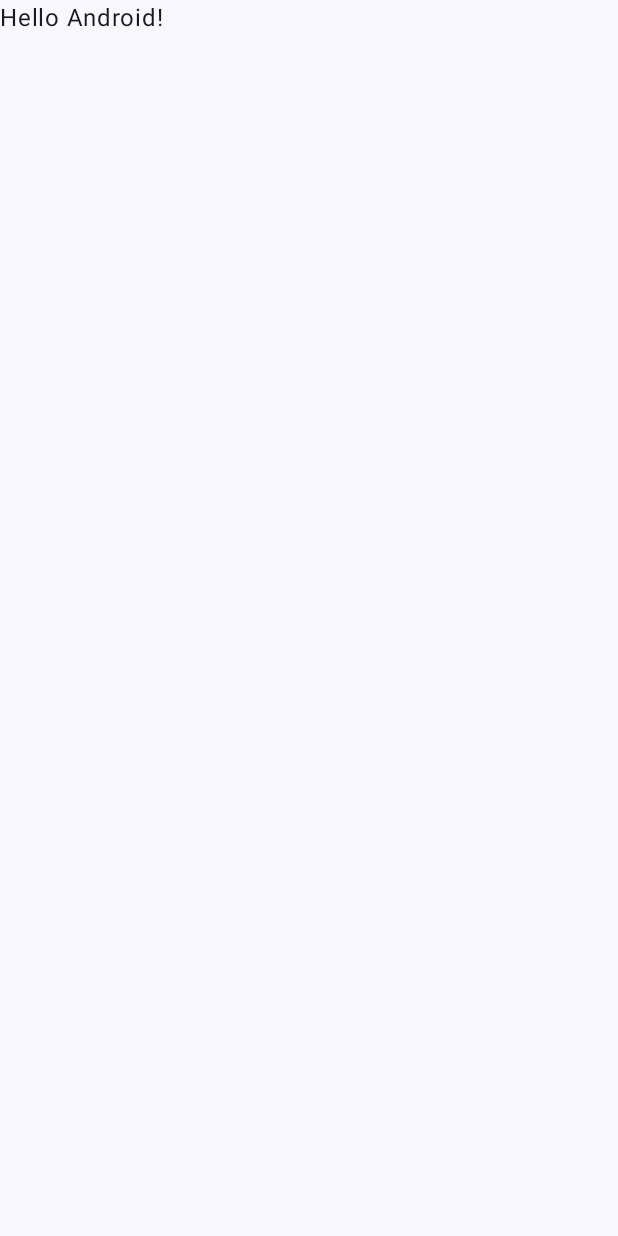
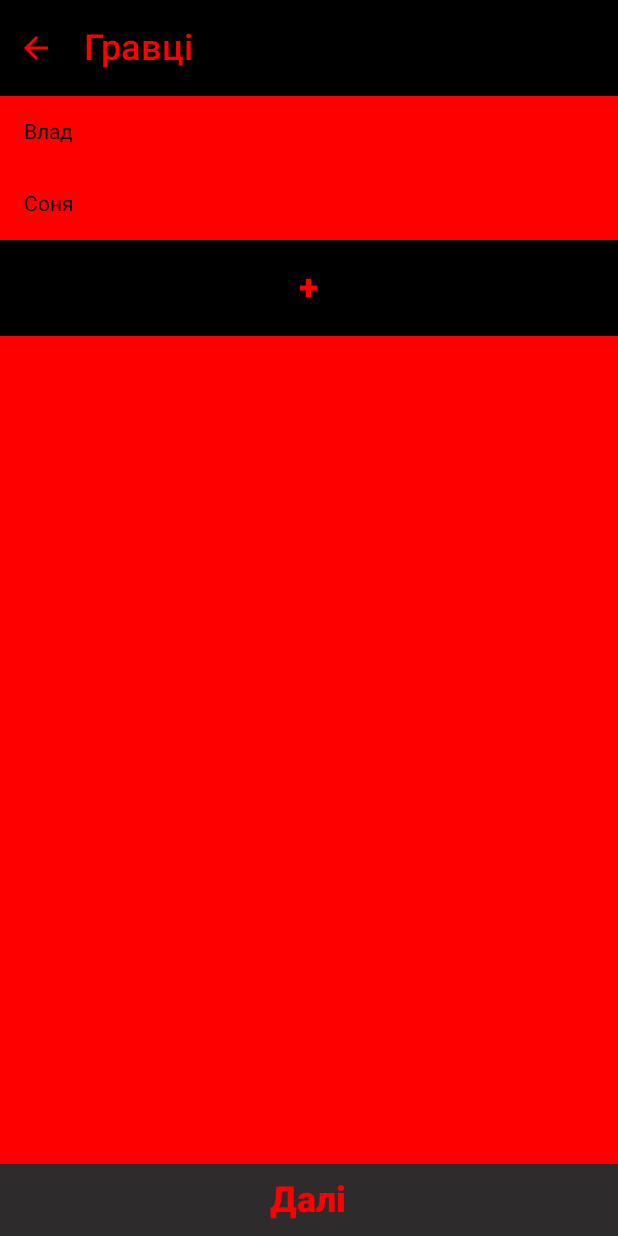
Before and after one commit to Attty/bunker, an Android app built with Jetpack Compose: the screen it shows after launch (MainActivity), on a phone screen of 412 x 824 dp. Before the commit the screen is almost empty. Run offline under Robolectric (Android 15) with nearby library versions, the phone set to English and light mode, and no system bars.

Commit message:
newgameScreen without nav and design

```diff
--- a/app/src/main/java/com/example/bunker/MainActivity.kt
+++ b/app/src/main/java/com/example/bunker/MainActivity.kt
@@ -11,6 +11,7 @@ import androidx.compose.material3.Text
 import androidx.compose.runtime.Composable
 import androidx.compose.ui.Modifier
 import androidx.compose.ui.tooling.preview.Preview
+import com.example.bunker.presentation.newgame_screen.NewgameScreen
 import com.example.bunker.ui.theme.BunkerTheme
 
 class MainActivity : ComponentActivity() {
@@ -18,14 +19,7 @@ class MainActivity : ComponentActivity() {
         super.onCreate(savedInstanceState)
         enableEdgeToEdge()
         setContent {
-            BunkerTheme {
-                Scaffold(modifier = Modifier.fillMaxSize()) { innerPadding ->
-                    Greeting(
-                        name = "Android",
-                        modifier = Modifier.padding(innerPadding)
-                    )
-                }
-            }
+            NewgameScreen()
         }
     }
 }
--- /dev/null
+++ b/app/src/main/java/com/example/bunker/presentation/newgame_screen/NewgameScreen.kt
@@ -0,0 +1,183 @@
+package com.example.bunker.presentation.newgame_screen
+
+import android.annotation.SuppressLint
+import androidx.compose.foundation.background
+import androidx.compose.foundation.layout.Arrangement
+import androidx.compose.foundation.layout.fillMaxSize
+import androidx.compose.foundation.layout.fillMaxWidth
+import androidx.compose.foundation.layout.height
+import androidx.compose.foundation.layout.padding
+import androidx.compose.foundation.lazy.LazyColumn
+import androidx.compose.foundation.lazy.itemsIndexed
+import androidx.compose.foundation.text.BasicTextField
+import androidx.compose.foundation.text.KeyboardActions
+import androidx.compose.material.icons.Icons
+import androidx.compose.material.icons.filled.ArrowBack
+import androidx.compose.material3.Button
+import androidx.compose.material3.ButtonDefaults
+import androidx.compose.material3.ExperimentalMaterial3Api
+import androidx.compose.material3.Icon
+import androidx.compose.material3.Scaffold
+import androidx.compose.material3.Shapes
+import androidx.compose.material3.Text
+import androidx.compose.material3.TopAppBar
+import androidx.compose.material3.TopAppBarDefaults
+import androidx.compose.runtime.Composable
+import androidx.compose.runtime.getValue
+import androidx.compose.runtime.mutableStateListOf
+import androidx.compose.runtime.mutableStateOf
+import androidx.compose.runtime.remember
+import androidx.compose.runtime.setValue
+import androidx.compose.ui.Modifier
+import androidx.compose.ui.focus.FocusRequester
+import androidx.compose.ui.focus.focusRequester
+import androidx.compose.ui.graphics.Color
+import androidx.compose.ui.graphics.RectangleShape
+import androidx.compose.ui.graphics.Shape
+import androidx.compose.ui.platform.LocalFocusManager
+import androidx.compose.ui.text.TextStyle
+import androidx.compose.ui.text.font.FontStyle
+import androidx.compose.ui.text.font.FontWeight
+import androidx.compose.ui.text.style.TextOverflow
+import androidx.compose.ui.tooling.preview.Preview
+import androidx.compose.ui.unit.dp
+import androidx.compose.ui.unit.max
+import androidx.compose.ui.unit.sp
+import com.example.bunker.ui.theme.Gray
+
+@SuppressLint("MutableCollectionMutableState")
+@OptIn(ExperimentalMaterial3Api::class)
+@Preview(showBackground = true)
+@Composable
+fun NewgameScreen(modifier: Modifier = Modifier) {
+    var list by remember {
+        mutableStateOf(mutableListOf("Влад", "Соня", "add"))
+    }
+
+    val focusRequester = remember { FocusRequester() }
+    val focusManager = LocalFocusManager.current
+    fun addItemBeforeLast(newItem: String) {
+        val newList = if (list.size > 1) {
+            list.subList(0, list.size - 1) + newItem + list.last()
+        } else {
+            list + newItem
+        }
+        list = newList.toMutableList()
+    }
+
+    fun updateName(index: Int, newName: String) {
+        if (index in list.indices) {
+            list = list.toMutableList().apply {
+                this[index] = newName
+            }
+        }
+    }
+    Scaffold(
+        topBar = {
+            TopAppBar(
+                title = {
+                    Text(
+                        "Гравці",
+                        fontSize = 24.sp,
+                        fontStyle = FontStyle.Normal,
+                        fontWeight = FontWeight.W600
+                    )
+                },
+                navigationIcon = {
+                    Icon(
+                        modifier = Modifier.padding(8.dp, end = 16.dp),
+                        imageVector = Icons.Default.ArrowBack,
+                        contentDescription = "back"
+                    )
+                },
+                colors = TopAppBarDefaults.topAppBarColors(
+                    containerColor = Color.Black,
+                    titleContentColor = Color.Red,
+                    navigationIconContentColor = Color.Red
+                )
+            )
+        },
+        bottomBar = {
+            Button(
+                onClick = { /*TODO*/ },
+                modifier = Modifier
+                    .fillMaxWidth()
+                    .height(48.dp),
+                shape = RectangleShape,
+                colors = ButtonDefaults.buttonColors(
+                    contentColor = Color.Red,
+                    containerColor = Gray
+                ),
+                elevation = ButtonDefaults.buttonElevation(
+                    defaultElevation = 16.dp
+                )
+            ) {
+                Text(
+                    "Далі",
+                    fontSize = 24.sp,
+                    fontStyle = FontStyle.Normal,
+                    fontWeight = FontWeight.W800
+                )
+            }
+        }
+    ) { paddingValues ->
+        LazyColumn(
+            modifier = Modifier
+                .fillMaxSize()
+                .padding(paddingValues)
+                .background(Color.Red),
+        ) {
+            itemsIndexed(list) { index, item ->
+                if (item == "add") {
+                    Button(
+                        onClick = {
+                            addItemBeforeLast("Новий гравець")
+                            focusManager.clearFocus()
+                        },
+                        modifier = Modifier
+                            .fillMaxWidth()
+                            .height(64.dp),
+                        shape = RectangleShape,
+                        colors = ButtonDefaults.buttonColors(
+                            contentColor = Color.Red,
+                            containerColor = Color.Black
+                        ),
+                        elevation = ButtonDefaults.buttonElevation(
+                            defaultElevation = (-16).dp
+                        )
+                    ) {
+                        Text(
+                            "+",
+                            fontSize = 24.sp,
+                            fontStyle = FontStyle.Normal,
+                            fontWeight = FontWeight.W800
+                        )
+                    }
+                } else {
+                    var editableName by remember {
+                        mutableStateOf(item)
+                    }
+                    BasicTextField(
+                        modifier = Modifier
+                            .padding(16.dp)
+                            .fillMaxWidth()
+                            .focusRequester(focusRequester),
+                        value = editableName, onValueChange = {
+                            editableName = it
+                            updateName(index, it)
+                        },
+                        readOnly = false,
+                        textStyle = TextStyle.Default,
+                        singleLine = true,
+                        keyboardActions = KeyboardActions(
+                            onDone = {
+                                focusManager.clearFocus()
+                            }
+                        )
+                    )
+
+                }
+            }
+        }
+    }
+}
--- a/app/src/main/java/com/example/bunker/ui/theme/Color.kt
+++ b/app/src/main/java/com/example/bunker/ui/theme/Color.kt
@@ -9,3 +9,5 @@ val Pink80 = Color(0xFFEFB8C8)
 val Purple40 = Color(0xFF6650a4)
 val PurpleGrey40 = Color(0xFF625b71)
 val Pink40 = Color(0xFF7D5260)
+
+val Gray = Color(0xFF2E2B2C)
```
